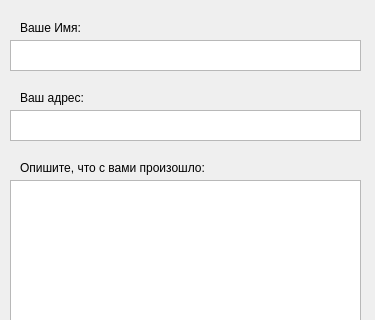
The window that UI/HelpScreen.ui (AginSquash/FirstAidHelper) describes before a commit, drawn with Qt 5; both pictures show x 0 to 375 and y 0 to 320 of the 375 by 790 pixel window.
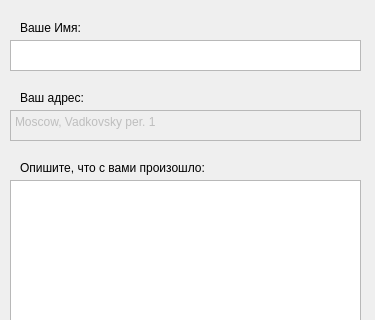
The same window after the commit.

Patch:
```diff
--- a/UI/HelpScreen.ui
+++ b/UI/HelpScreen.ui
@@ -58,6 +58,9 @@
     </property>
    </widget>
    <widget class="QPlainTextEdit" name="adress_in">
+    <property name="enabled">
+     <bool>false</bool>
+    </property>
     <property name="geometry">
      <rect>
       <x>10</x>
@@ -66,6 +69,9 @@
       <height>31</height>
      </rect>
     </property>
+    <property name="plainText">
+     <string>Moscow, Vadkovsky per. 1</string>
+    </property>
    </widget>
    <widget class="QPlainTextEdit" name="symptom_in">
     <property name="geometry">
```
